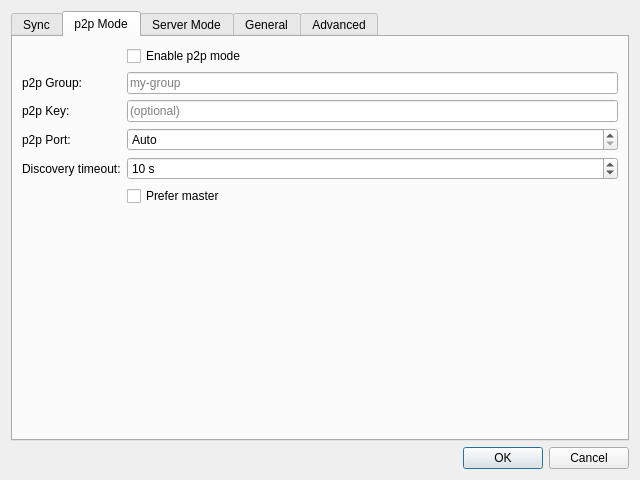
This is hsync_desktop/ui/settings_dialog.ui in albertsdk/hsync-desktop as Qt 5 draws it before an edit. The edited form follows.
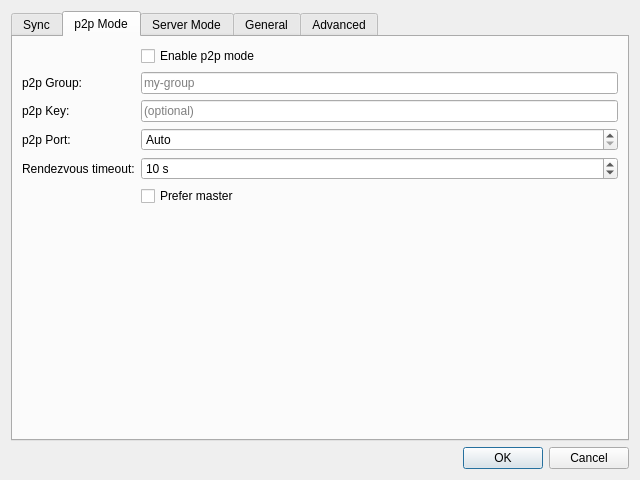
This is the edited form. The open tabs and pages were chosen to show the change. Icons and pictures are not drawn.

Commit message:
refactor: align the desktop with the rendezvous naming
Rename the rendezvous/rdv references in the engine, settings and locale terminology, and update the locale tests to the new visible wording policy.

The edit to the form file:
```diff
--- a/hsync_desktop/ui/settings_dialog.ui
+++ b/hsync_desktop/ui/settings_dialog.ui
@@ -308,7 +308,7 @@
        <item row="4" column="0">
         <widget class="QLabel" name="lblDiscoveryTimeout">
          <property name="text">
-          <string>Discovery timeout:</string>
+          <string>Rendezvous timeout:</string>
          </property>
         </widget>
        </item>
```
Left out of the diff: 4 changed lines with no effect on the pictures. The commit also changes 85 other files.
